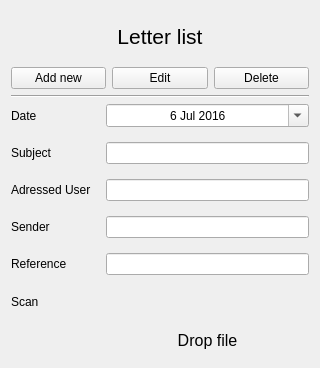
Before: the Qt Designer form MyQtness/ui/letter_form.ui in MazeFX/pat, drawn with Qt 5; both pictures show x 0 to 320 and y 0 to 368 of the 320 by 559 pixel window.
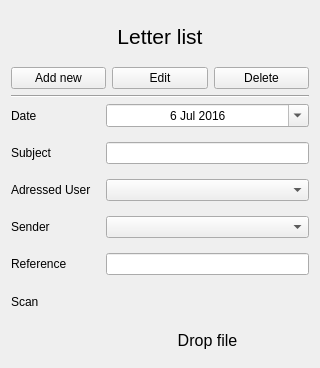
After: the same form once the commit is applied.

Commit message: Test commit after severe crash reboot

The edit to the form file:
```diff
--- a/MyQtness/ui/letter_form.ui
+++ b/MyQtness/ui/letter_form.ui
@@ -144,9 +144,6 @@
        </property>
       </widget>
      </item>
-     <item row="2" column="1">
-      <widget class="QLineEdit" name="UserLineEdit"/>
-     </item>
      <item row="3" column="0">
       <widget class="QLabel" name="senderLabel">
        <property name="text">
@@ -154,9 +151,6 @@
        </property>
       </widget>
      </item>
-     <item row="3" column="1">
-      <widget class="QLineEdit" name="senderLineEdit"/>
-     </item>
      <item row="4" column="0">
       <widget class="QLabel" name="referenceLabel">
        <property name="text">
@@ -220,6 +214,20 @@
        </layout>
       </widget>
      </item>
+     <item row="2" column="1">
+      <widget class="QComboBox" name="userComboBox">
+       <property name="modelColumn">
+        <number>2</number>
+       </property>
+      </widget>
+     </item>
+     <item row="3" column="1">
+      <widget class="QComboBox" name="senderComboBox">
+       <property name="modelColumn">
+        <number>2</number>
+       </property>
+      </widget>
+     </item>
     </layout>
    </item>
    <item>
```
The commit also changes 2 other files.
